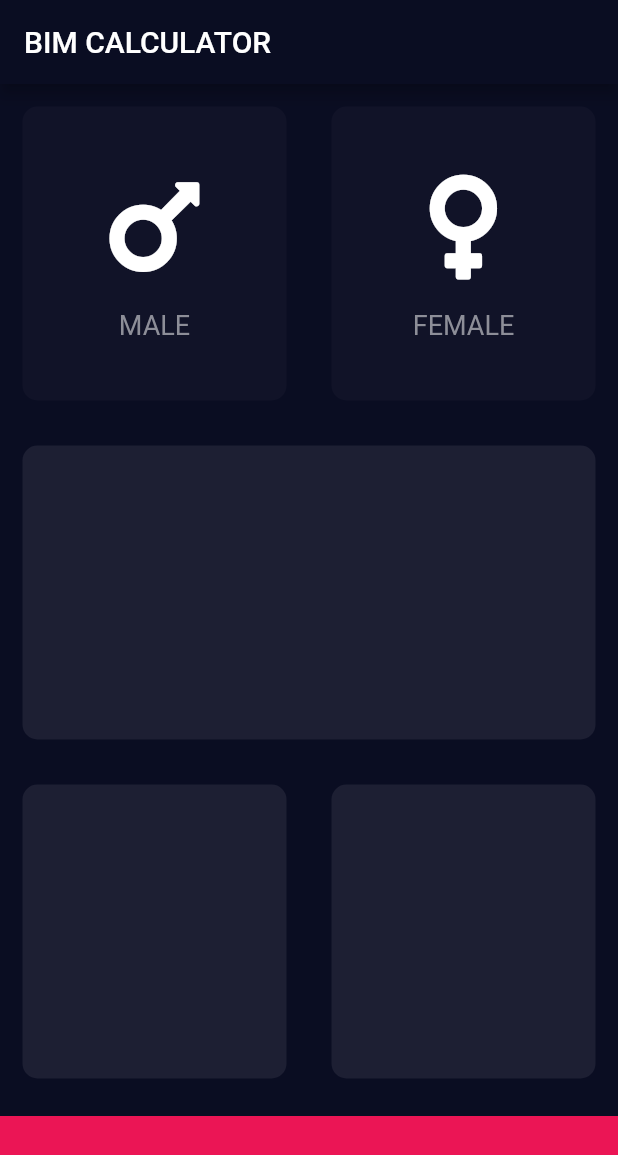
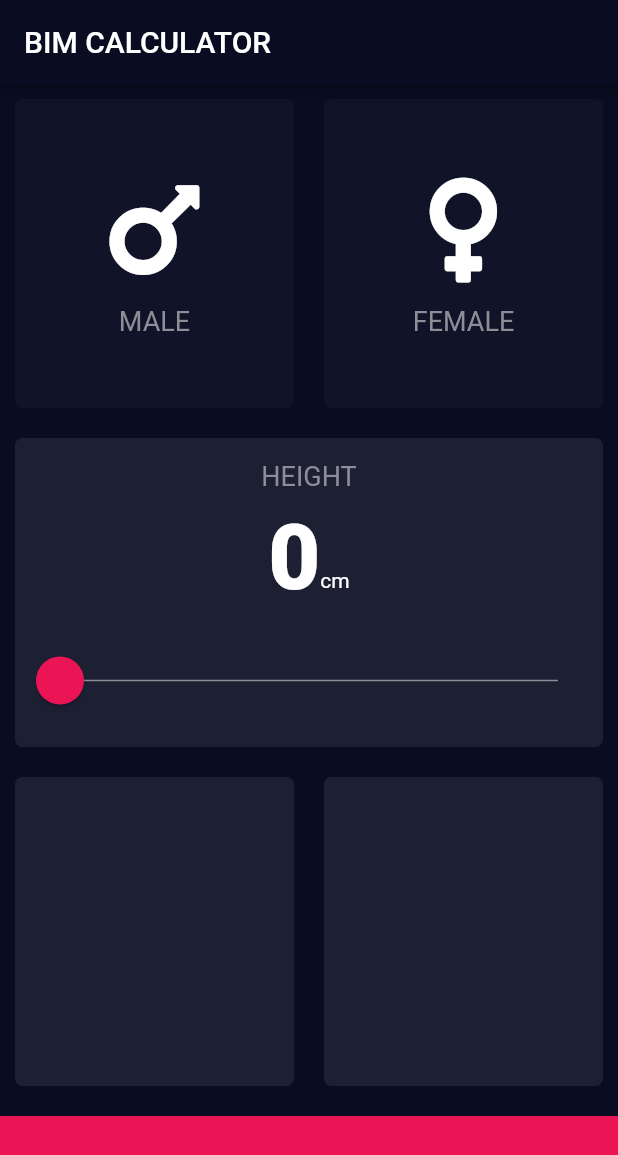
Before and after one commit to gabrielnotong/flutter-bim-calculator, a Flutter app: the screen it shows after launch, on a phone screen of 412 x 824 dp. Shown: the top 1155 px of the screen. Run offline on Flutter 3.47's test engine with Material 2 defaults, Android fonts, the phone set to English and light mode, and no system bars; our stand-ins replace font_awesome_flutter.

Commit message:
Slider widget added and customized using sliderTheme widget

```diff
--- /dev/null
+++ b/lib/constants.dart
@@ -0,0 +1,16 @@
+import 'package:flutter/material.dart';
+
+const kBottomContainerHeight = 80.0;
+const kActiveCardColor = Color(0xFC1D1F33);
+const kInactiveCardColor = Color(0xFF111328);
+const kBottomContainerColor = Color(0xFFEB1555);
+
+const kIconTextStyle = TextStyle(
+  color: Color(0xFF8D8E98),
+  fontSize: 18.0,
+);
+
+const kNumberTextStyle = TextStyle(
+  fontSize: 60.0,
+  fontWeight: FontWeight.w900,
+);
--- a/lib/icon_content.dart
+++ b/lib/icon_content.dart
@@ -1,9 +1,5 @@
 import 'package:flutter/material.dart';
-
-const iconTextStyle = TextStyle(
-  color: Color(0xFF8D8E98),
-  fontSize: 18.0,
-);
+import 'constants.dart';
 
 class IconContent extends StatelessWidget {
   final IconData icon;
@@ -21,11 +17,11 @@ class IconContent extends StatelessWidget {
             size: 80.0,
           ),
           SizedBox(
-            height: 15.0,
+            height: 10.0,
           ),
           Text(
             label,
-            style: iconTextStyle,
+            style: kIconTextStyle,
           ),
         ],
       ),
--- a/lib/input_page.dart
+++ b/lib/input_page.dart
@@ -1,12 +1,10 @@
-import 'package:bmi_calculator/icon_content.dart';
-import 'package:bmi_calculator/reusable_card.dart';
+import 'package:flutter/cupertino.dart';
 import 'package:flutter/material.dart';
+import 'package:flutter/widgets.dart';
 import 'package:font_awesome_flutter/font_awesome_flutter.dart';
-
-const bottomContainerHeight = 80.0;
-const activeCardColor = Color(0xFC1D1F33);
-const inactiveCardColor = Color(0xFF111328);
-const bottomContainerColor = Color(0xFFEB1555);
+import 'icon_content.dart';
+import 'reusable_card.dart';
+import 'constants.dart';
 
 enum Gender {
   male,
@@ -20,29 +18,7 @@ class InputPage extends StatefulWidget {
 
 class _InputPageState extends State<InputPage> {
   Gender gender;
-  // Color maleCardColor = inactiveCardColor;
-  // Color femaleCardColor = inactiveCardColor;
-  //
-  // void updateColor(Gender gender) {
-  //   switch (gender) {
-  //     case Gender.male:
-  //       maleCardColor = maleCardColor == inactiveCardColor
-  //           ? activeCardColor
-  //           : inactiveCardColor;
-  //       femaleCardColor = maleCardColor == activeCardColor
-  //           ? inactiveCardColor
-  //           : activeCardColor;
-  //       break;
-  //     case Gender.female:
-  //       femaleCardColor = femaleCardColor == inactiveCardColor
-  //           ? activeCardColor
-  //           : inactiveCardColor;
-  //       maleCardColor = femaleCardColor == activeCardColor
-  //           ? inactiveCardColor
-  //           : activeCardColor;
-  //       break;
-  //   }
-  // }
+  double _myHeight = 0.0;
 
   @override
   Widget build(BuildContext context) {
@@ -58,8 +34,8 @@ class _InputPageState extends State<InputPage> {
                 Expanded(
                   child: ReuseAbleCard(
                     color: gender == Gender.male
-                        ? activeCardColor
-                        : inactiveCardColor,
+                        ? kActiveCardColor
+                        : kInactiveCardColor,
                     cardChild: IconContent(
                       icon: FontAwesomeIcons.mars,
                       label: 'MALE',
@@ -74,8 +50,8 @@ class _InputPageState extends State<InputPage> {
                 Expanded(
                   child: ReuseAbleCard(
                     color: gender == Gender.female
-                        ? activeCardColor
-                        : inactiveCardColor,
+                        ? kActiveCardColor
+                        : kInactiveCardColor,
                     cardChild: IconContent(
                       icon: FontAwesomeIcons.venus,
                       label: 'FEMALE',
@@ -92,7 +68,67 @@ class _InputPageState extends State<InputPage> {
           ),
           Expanded(
             child: ReuseAbleCard(
-              color: activeCardColor,
+              color: kActiveCardColor,
+              cardChild: Container(
+                padding: EdgeInsets.only(
+                  top: 15.0,
+                  bottom: 15.0,
+                ),
+                child: Column(
+                  mainAxisAlignment: MainAxisAlignment.center,
+                  children: [
+                    Expanded(
+                      child: Text(
+                        'HEIGHT',
+                        style: kIconTextStyle,
+                      ),
+                    ),
+                    Expanded(
+                      flex: 3,
+                      child: Row(
+                        mainAxisAlignment: MainAxisAlignment.center,
+                        crossAxisAlignment: CrossAxisAlignment.baseline,
+                        textBaseline: TextBaseline.alphabetic,
+                        children: [
+                          Text(
+                            _myHeight.toStringAsFixed(0),
+                            style: kNumberTextStyle,
+                          ),
+                          Text(
+                            'cm',
+                          ),
+                        ],
+                      ),
+                    ),
+                    Expanded(
+                      flex: 2,
+                      child: SliderTheme(
+                        data: SliderTheme.of(context).copyWith(
+                          trackHeight: 1.0,
+                          activeTrackColor: Color(0xFFFFFFFF),
+                          inactiveTrackColor: Color(0xFF8D8E98),
+                          thumbColor: Color(0xFFEB1555),
+                          overlayColor: Color(0x29EB1555),
+                          thumbShape: RoundSliderThumbShape(
+                            enabledThumbRadius: 16.0,
+                          ),
+                          overlayShape: RoundSliderOverlayShape(
+                            overlayRadius: 30.0,
+                          ),
+                        ),
+                        child: Slider(
+                          value: _myHeight,
+                          min: 0,
+                          max: 240,
+                          onChanged: (cursorValue) {
+                            setState(() => _myHeight = cursorValue);
+                          },
+                        ),
+                      ),
+                    ),
+                  ],
+                ),
+              ),
             ),
           ),
           Expanded(
@@ -100,20 +136,20 @@ class _InputPageState extends State<InputPage> {
               children: [
                 Expanded(
                   child: ReuseAbleCard(
-                    color: activeCardColor,
+                    color: kActiveCardColor,
                   ),
                 ),
                 Expanded(
                   child: ReuseAbleCard(
-                    color: activeCardColor,
+                    color: kActiveCardColor,
                   ),
                 ),
               ],
             ),
           ),
           Container(
-            height: bottomContainerHeight,
-            color: bottomContainerColor,
+            height: kBottomContainerHeight,
+            color: kBottomContainerColor,
             width: double.infinity,
             margin: EdgeInsets.only(top: 10.0),
           )
--- a/lib/reusable_card.dart
+++ b/lib/reusable_card.dart
@@ -16,10 +16,10 @@ class ReuseAbleCard extends StatelessWidget {
         decoration: BoxDecoration(
           color: color,
           borderRadius: BorderRadius.all(
-            Radius.circular(10.0),
+            Radius.circular(5.0),
           ),
         ),
-        margin: EdgeInsets.all(15.0),
+        margin: EdgeInsets.all(10.0),
       ),
     );
   }
```
